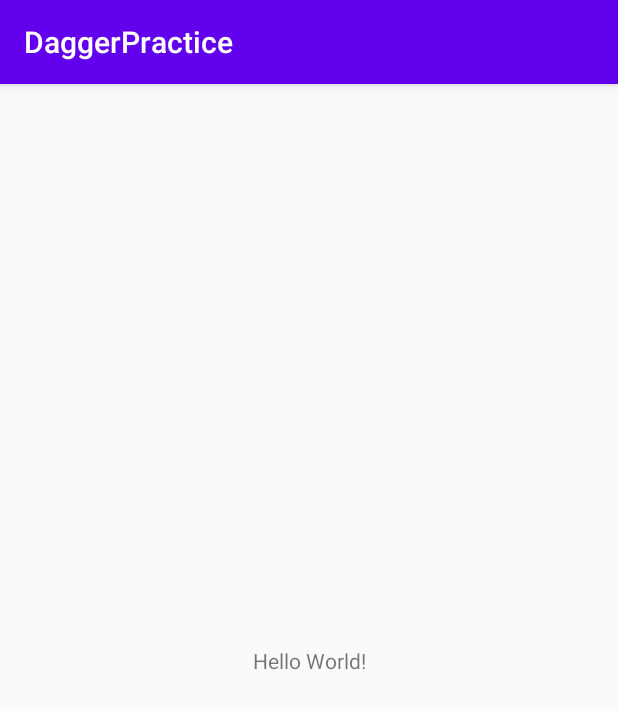
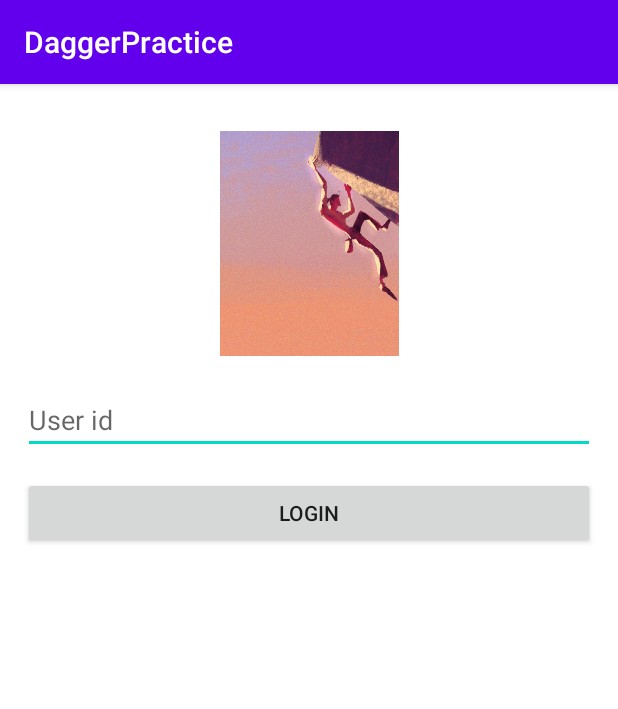
Before and after one commit to Jeibniz/DaggerPractice, an Android app: the screen it shows after launch (AuthActivity), on a phone screen of 412 x 824 dp. Shown: the top 709 px of the screen. Run offline under Robolectric (Android 15) with nearby library versions, the phone set to English and light mode, and no system bars; our stand-ins replace Dagger/Hilt's generated code.

Commit message:
Glide: Added layout to AuthAcitity
Used gilde to populate an imageview. The Glide instance is provided in the
Dagger AppModule.

```diff
--- a/Android/app/build.gradle
+++ b/Android/app/build.gradle
@@ -31,6 +31,15 @@ dependencies {
     androidTestImplementation 'androidx.test.ext:junit:1.1.1'
     androidTestImplementation 'androidx.test.espresso:espresso-core:3.2.0'
 
+    // Android material
+    def material_version = "1.0.0"
+    implementation "com.google.android.material:material:$material_version"
+
+    //Glide
+    def glide_version = "4.11.0"
+    implementation "com.github.bumptech.glide:glide:$glide_version"
+    annotationProcessor "com.github.bumptech.glide:compiler:$glide_version"
+
     // Dagger
     def dagger_version = "2.22"
     implementation "com.google.dagger:dagger:$dagger_version"
--- a/Android/app/src/main/java/com/example/daggerpractice/AuthActivity.java
+++ b/Android/app/src/main/java/com/example/daggerpractice/AuthActivity.java
@@ -1,8 +1,11 @@
 package com.example.daggerpractice;
 
+import android.graphics.drawable.Drawable;
 import android.util.Log;
+import android.widget.ImageView;
 import androidx.appcompat.app.AppCompatActivity;
 import android.os.Bundle;
+import com.bumptech.glide.RequestManager;
 import dagger.android.support.DaggerAppCompatActivity;
 import javax.inject.Inject;
 
@@ -11,13 +14,21 @@ public class AuthActivity extends DaggerAppCompatActivity {
     private static final String TAG = "AuthActivity";
 
     @Inject
-    String someString;
+    Drawable mLogo;
+
+    @Inject
+    RequestManager mRequestManager;
 
     @Override
     protected void onCreate(Bundle savedInstanceState) {
         super.onCreate(savedInstanceState);
         setContentView(R.layout.activity_auth);
+        setLogo();
+    }
 
-        Log.d(TAG, "onCreate: "+ someString);
+    private void setLogo(){
+        mRequestManager.
+                load(mLogo)
+                .into((ImageView) findViewById(R.id.login_logo));
     }
 }
--- a/Android/app/src/main/java/com/example/daggerpractice/di/AppModule.java
+++ b/Android/app/src/main/java/com/example/daggerpractice/di/AppModule.java
@@ -1,5 +1,12 @@
 package com.example.daggerpractice.di;
 
+import android.app.Application;
+import android.graphics.drawable.Drawable;
+import androidx.core.content.ContextCompat;
+import com.bumptech.glide.Glide;
+import com.bumptech.glide.RequestManager;
+import com.bumptech.glide.request.RequestOptions;
+import com.example.daggerpractice.R;
 import dagger.Module;
 import dagger.Provides;
 
@@ -7,7 +14,20 @@ import dagger.Provides;
 public class AppModule {
 
     @Provides
-    static String someString() {
-        return "Injected string!!";
+    static RequestOptions provideRequestOptions() {
+        return RequestOptions
+                .placeholderOf(R.drawable.white_background)
+                .error(R.drawable.white_background);
+    }
+
+    @Provides
+    static RequestManager provideGlideInstance(Application application, RequestOptions requestOptions) {
+        return Glide.with(application)
+                .setDefaultRequestOptions(requestOptions);
+    }
+
+    @Provides
+    static Drawable provideAppDrawable(Application application) {
+        return ContextCompat.getDrawable(application, R.drawable.logo);
     }
 }
--- a/Android/app/src/main/res/layout/activity_auth.xml
+++ b/Android/app/src/main/res/layout/activity_auth.xml
@@ -1,18 +1,54 @@
 <?xml version="1.0" encoding="utf-8"?>
-<androidx.constraintlayout.widget.ConstraintLayout xmlns:android="http://schemas.android.com/apk/res/android"
+<androidx.constraintlayout.widget.ConstraintLayout
+    xmlns:android="http://schemas.android.com/apk/res/android"
     xmlns:app="http://schemas.android.com/apk/res-auto"
     xmlns:tools="http://schemas.android.com/tools"
     android:layout_width="match_parent"
     android:layout_height="match_parent"
-    tools:context=".AuthActivity">
+    android:padding="15dp"
+    android:background="#fff">
 
-    <TextView
+    <ImageView
+        app:layout_constraintTop_toTopOf="parent"
+        app:layout_constraintLeft_toLeftOf="parent"
+        app:layout_constraintRight_toRightOf="parent"
+        android:layout_width="150dp"
+        android:layout_height="150dp"
+        android:id="@+id/login_logo"
+        android:layout_marginTop="16dp"/>
+
+    <com.google.android.material.textfield.TextInputEditText
+        app:layout_constraintTop_toBottomOf="@+id/login_logo"
+        app:layout_constraintLeft_toLeftOf="parent"
+        app:layout_constraintRight_toRightOf="parent"
+        android:hint="User id"
+        android:textColor="#000"
+        android:layout_width="match_parent"
+        android:layout_height="wrap_content"
+        android:id="@+id/user_id_input"
+        android:layout_marginTop="20dp"/>
+
+    <Button
+        app:layout_constraintTop_toBottomOf="@+id/user_id_input"
+        app:layout_constraintLeft_toLeftOf="parent"
+        app:layout_constraintRight_toRightOf="parent"
+        android:layout_width="match_parent"
+        android:layout_height="wrap_content"
+        android:id="@+id/login_button"
+        android:layout_marginTop="15dp"
+        android:text="Login"/>
+
+    <ProgressBar
+        app:layout_constraintTop_toTopOf="parent"
+        app:layout_constraintBottom_toBottomOf="parent"
+        app:layout_constraintRight_toRightOf="parent"
+        app:layout_constraintLeft_toLeftOf="parent"
         android:layout_width="wrap_content"
         android:layout_height="wrap_content"
-        android:text="Hello World!"
-        app:layout_constraintBottom_toBottomOf="parent"
-        app:layout_constraintLeft_toLeftOf="parent"
-        app:layout_constraintRight_toRightOf="parent"
-        app:layout_constraintTop_toTopOf="parent" />
+        style="@style/Widget.AppCompat.ProgressBar"
+        android:layout_centerInParent="true"
+        android:id="@+id/progress_bar"
+        android:visibility="gone"
+        android:elevation="20dp"/>
 
 </androidx.constraintlayout.widget.ConstraintLayout>
```
Also changed, not shown: Android/app/src/main/res/drawable-v24/logo.png (added), Android/app/src/main/res/drawable-v24/white_background.png (added).
